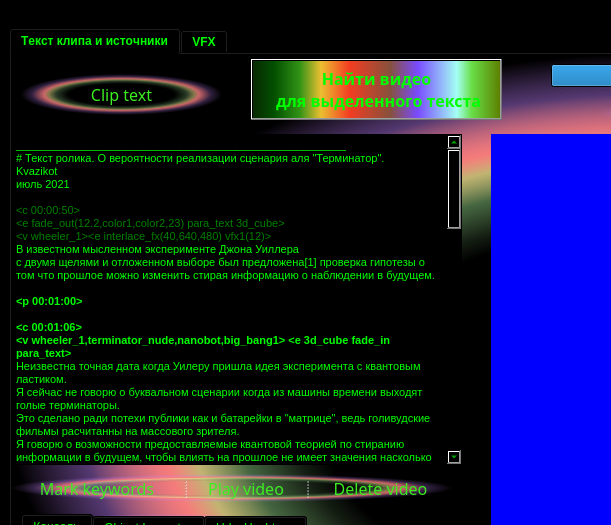
Old version of the form VideoCube/VideoCubeCV/mainwindow.ui in the repository Kvazikot/VideoProjects; both pictures show x 0 to 611 and y 0 to 525 of the 1315 by 813 pixel window.
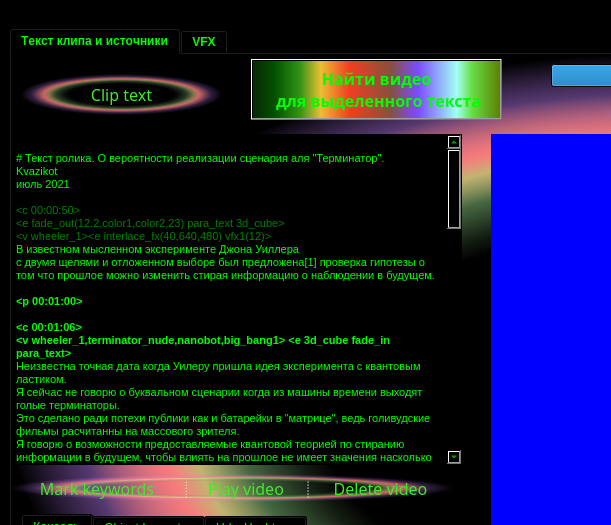
New version of the form.

What changed in the file:
```diff
--- a/VideoCube/VideoCubeCV/mainwindow.ui
+++ b/VideoCube/VideoCubeCV/mainwindow.ui
@@ -254,7 +254,7 @@
 &lt;html&gt;&lt;head&gt;&lt;meta name=&quot;qrichtext&quot; content=&quot;1&quot; /&gt;&lt;style type=&quot;text/css&quot;&gt;
 p, li { white-space: pre-wrap; }
 &lt;/style&gt;&lt;/head&gt;&lt;body style=&quot; font-family:'MS Shell Dlg 2'; font-size:8.25pt; font-weight:400; font-style:normal;&quot;&gt;
-&lt;p style=&quot; margin-top:0px; margin-bottom:0px; margin-left:0px; margin-right:0px; -qt-block-indent:0; text-indent:0px;&quot;&gt;&lt;span style=&quot; color:#00ff00;&quot;&gt;______________________________________________________&lt;/span&gt;&lt;/p&gt;
+&lt;p style=&quot;-qt-paragraph-type:empty; margin-top:0px; margin-bottom:0px; margin-left:0px; margin-right:0px; -qt-block-indent:0; text-indent:0px;&quot;&gt;&lt;br /&gt;&lt;/p&gt;
 &lt;p style=&quot; margin-top:0px; margin-bottom:0px; margin-left:0px; margin-right:0px; -qt-block-indent:0; text-indent:0px;&quot;&gt;&lt;span style=&quot; color:#00ff00;&quot;&gt;# Текст ролика. О вероятности реализации сценария аля &amp;quot;Терминатор&amp;quot;.&lt;/span&gt;&lt;/p&gt;
 &lt;p style=&quot; margin-top:0px; margin-bottom:0px; margin-left:0px; margin-right:0px; -qt-block-indent:0; text-indent:0px;&quot;&gt;&lt;span style=&quot; color:#00ff00;&quot;&gt;Kvazikot&lt;/span&gt;&lt;/p&gt;
 &lt;p style=&quot; margin-top:0px; margin-bottom:0px; margin-left:0px; margin-right:0px; -qt-block-indent:0; text-indent:0px;&quot;&gt;&lt;span style=&quot; color:#00ff00;&quot;&gt;июль 2021&lt;/span&gt;&lt;/p&gt;
```
Left out of the diff: 2 changed lines with no effect on the pictures.
